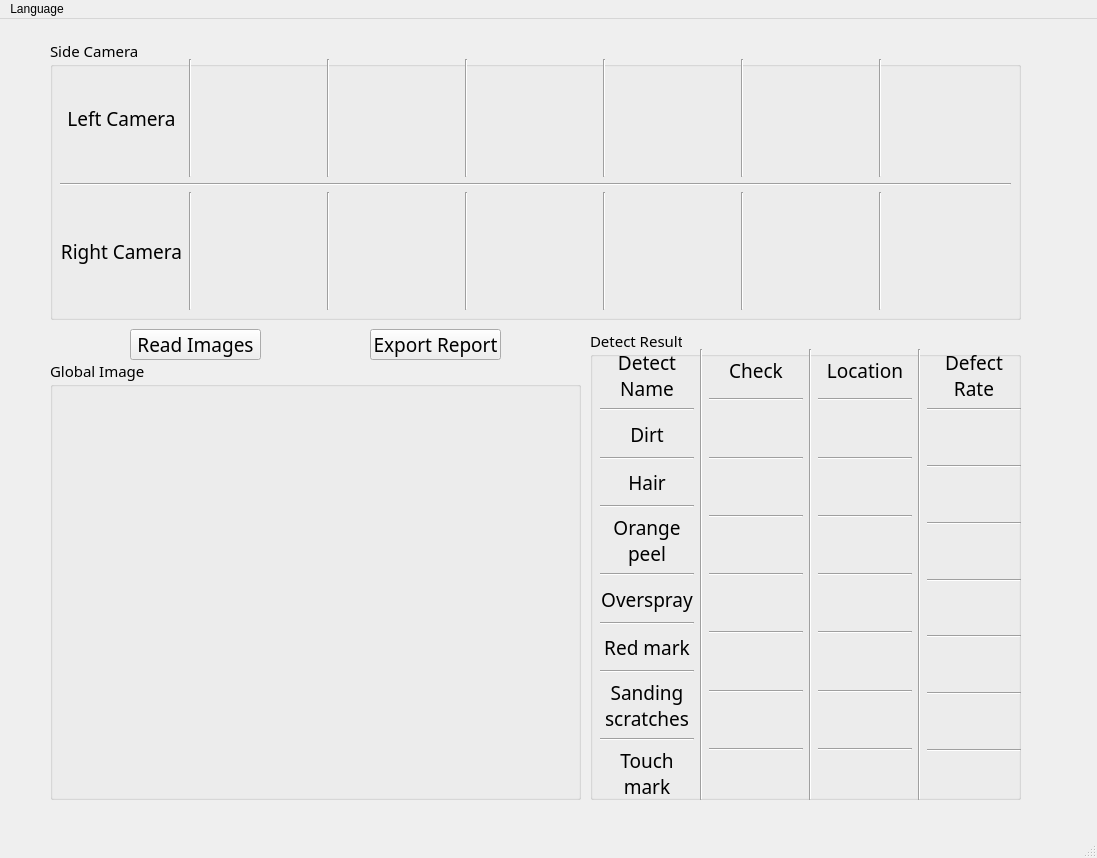
The window that GUI/tiredetect.ui (Ivy60627/Tire-Defect-Detection-System) describes before a commit, drawn with Qt 5.
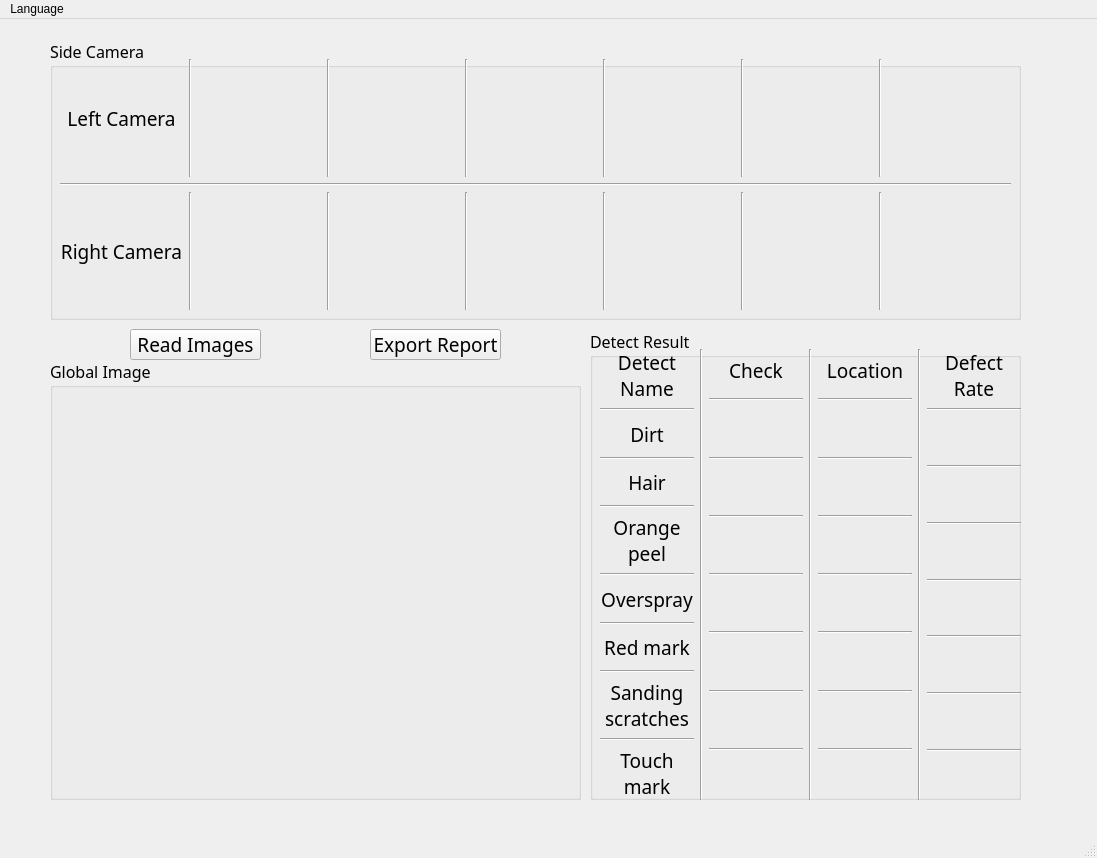
The same window after the commit.

Patch:
```diff
--- a/GUI/tiredetect.ui
+++ b/GUI/tiredetect.ui
@@ -67,7 +67,7 @@
     <property name="font">
      <font>
       <family>微軟正黑體</family>
-      <pointsize>11</pointsize>
+      <pointsize>12</pointsize>
      </font>
     </property>
     <property name="autoFillBackground">
@@ -472,7 +472,7 @@
     <property name="font">
      <font>
       <family>微軟正黑體</family>
-      <pointsize>11</pointsize>
+      <pointsize>12</pointsize>
      </font>
     </property>
     <property name="title">
@@ -1577,7 +1577,7 @@
     <property name="font">
      <font>
       <family>微軟正黑體</family>
-      <pointsize>11</pointsize>
+      <pointsize>12</pointsize>
      </font>
     </property>
     <property name="title">
```
